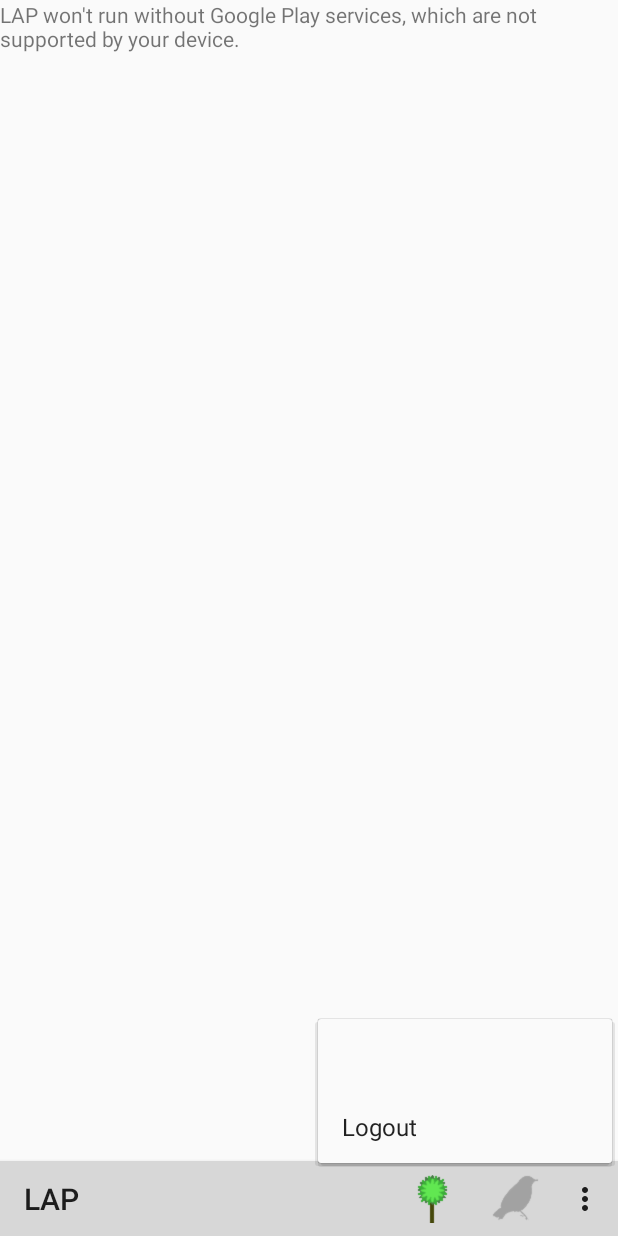
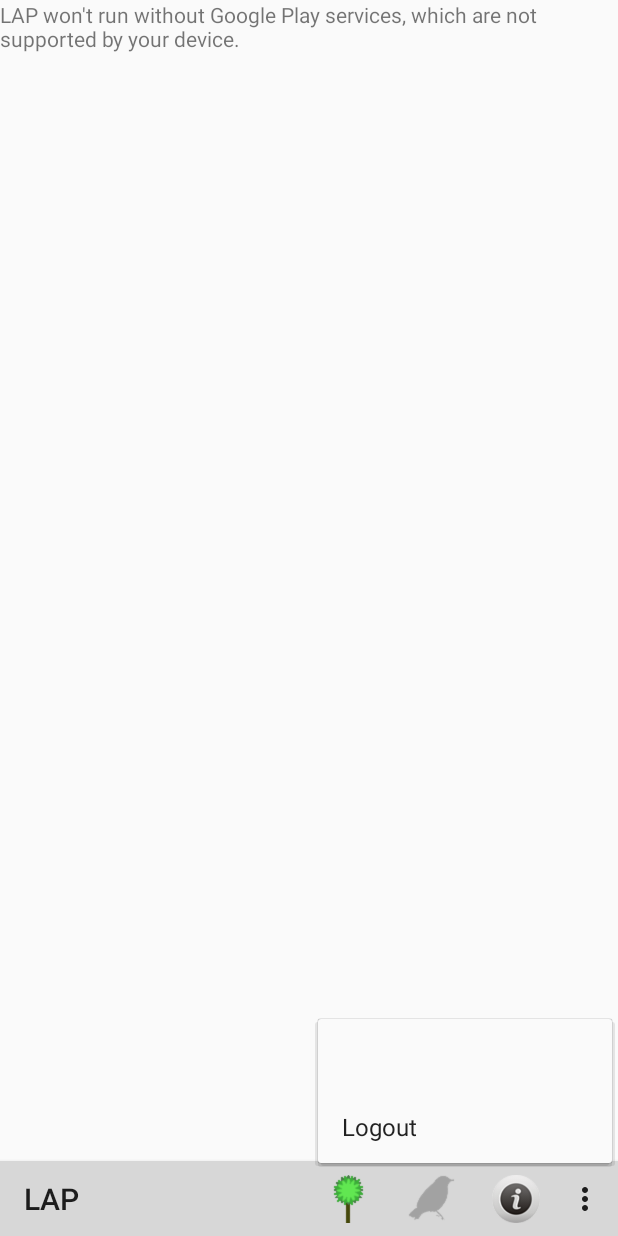
Before and after one commit to LAP-2016-CSULA/Android-GUI, an Android app: the MapsActivity screen opened directly, with no data from a screen before it, with the options menu open, on a phone screen of 412 x 824 dp. Run offline under Robolectric (Android 15) with nearby library versions, the phone set to English and light mode, and no system bars; 2 statements that could not run were skipped.

Commit message:
information icon finished and working

```diff
--- a/LAP/app/src/main/AndroidManifest.xml
+++ b/LAP/app/src/main/AndroidManifest.xml
@@ -43,6 +43,7 @@
             android:label="@string/app_name" />
         <activity android:name=".TreeSpeciesListActivity" />
         <activity android:name=".TreeQuestionsActivity" />
+        <activity android:name=".Information" />
         <activity android:name=".TreeInfoActivity"></activity>
     </application>
 
--- a/LAP/app/src/main/java/com/example/romsm/lap/MapsActivity.java
+++ b/LAP/app/src/main/java/com/example/romsm/lap/MapsActivity.java
@@ -288,6 +288,10 @@ public class MapsActivity extends AppCompatActivity
                 modeSelected = "tree";
                 changeItemsIcon(item);
                 return true;
+            case R.id.action_info:
+                modeSelected = "info";
+                startActivity(new Intent(MapsActivity.this, Information.class));
+                return true;
 
             case R.id.action_user:
                 //debug: remove trees
--- a/LAP/app/src/main/res/menu/menu_buttons.xml
+++ b/LAP/app/src/main/res/menu/menu_buttons.xml
@@ -18,5 +18,10 @@
     <item android:id="@+id/action_logout"
         android:title="@string/action_logout"
         app:showAsAction="never"/>
+    <item
+        android:id="@+id/action_info"
+        android:icon="@drawable/ic_info"
+        android:title="@string/action_info"
+        app:showAsAction="always"/>
 
 </menu>
--- a/LAP/app/src/main/res/values/strings.xml
+++ b/LAP/app/src/main/res/values/strings.xml
@@ -12,6 +12,7 @@
 
     <string name="action_tree">Tree</string>
     <string name="action_bird">Bird</string>
+    <string name="action_info">Info</string>
     <string name="action_logout">Logout</string>
     <string name="location_permission_denied">This sample requires location permission to enable the \'my location\' layer. Please try again and grant access to use the location.\nIf the permission has been permanently denied, it can be enabled from the System Settings &gt; Apps &gt; \'Google Maps API Demos\'.</string>
     <string name="permission_required_toast">Location permission is required for this demo.</string>
```
Also changed, not shown: LAP/app/src/main/java/com/example/romsm/lap/Information.java (added, +19 -0 lines), LAP/app/src/main/res/layout/activity_info.xml (added, +14 -0 lines), LAP/app/src/main/res/drawable/ic_info.png (added).
